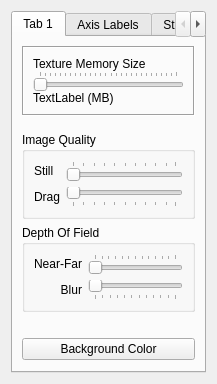
The window that drishti/preferenceswidget.ui (nci/drishti) describes before a commit, drawn with Qt 5.
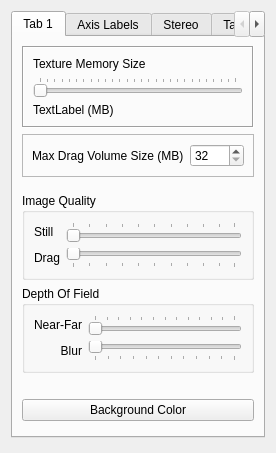
The same window after the commit.

Commit message: figuring out actual memory usage

Diff of the .ui file:
```diff
--- a/drishti/preferenceswidget.ui
+++ b/drishti/preferenceswidget.ui
@@ -7,7 +7,7 @@
     <x>0</x>
     <y>0</y>
     <width>201</width>
-    <height>376</height>
+    <height>453</height>
    </rect>
   </property>
   <property name="sizePolicy">
@@ -33,191 +33,6 @@
        <string>Tab 1</string>
       </attribute>
       <layout class="QGridLayout" name="gridLayout_3">
-       <item row="1" column="0">
-        <spacer>
-         <property name="orientation">
-          <enum>Qt::Vertical</enum>
-         </property>
-         <property name="sizeType">
-          <enum>QSizePolicy::Minimum</enum>
-         </property>
-         <property name="sizeHint" stdset="0">
-          <size>
-           <width>20</width>
-           <height>10</height>
-          </size>
-         </property>
-        </spacer>
-       </item>
-       <item row="2" column="0">
-        <widget class="QGroupBox" name="groupBox_2">
-         <property name="title">
-          <string>Image Quality</string>
-         </property>
-         <property name="checkable">
-          <bool>false</bool>
-         </property>
-         <layout class="QGridLayout">
-          <item row="1" column="1">
-           <widget class="QSlider" name="m_drag">
-            <property name="toolTip">
-             <string>&lt;!DOCTYPE HTML PUBLIC &quot;-//W3C//DTD HTML 4.0//EN&quot; &quot;http://www.w3.org/TR/REC-html40/strict.dtd&quot;&gt;
-&lt;html&gt;&lt;head&gt;&lt;meta name=&quot;qrichtext&quot; content=&quot;1&quot; /&gt;&lt;style type=&quot;text/css&quot;&gt;
-p, li { white-space: pre-wrap; }
-&lt;/style&gt;&lt;/head&gt;&lt;body style=&quot; font-family:'MS Shell Dlg 2'; font-size:8.25pt; font-weight:400; font-style:normal;&quot;&gt;
-&lt;p style=&quot; margin-top:0px; margin-bottom:0px; margin-left:0px; margin-right:0px; -qt-block-indent:0; text-indent:0px;&quot;&gt;&lt;span style=&quot; font-size:12pt;&quot;&gt;This control determines image quality when in fast draw mode of rendering.  Fast draw mode is activated when mouse is dragged with a mouse button depressed.&lt;/span&gt;&lt;/p&gt;
-&lt;p style=&quot;-qt-paragraph-type:empty; margin-top:0px; margin-bottom:0px; margin-left:0px; margin-right:0px; -qt-block-indent:0; text-indent:0px; font-size:12pt;&quot;&gt;&lt;/p&gt;
-&lt;p style=&quot; margin-top:0px; margin-bottom:0px; margin-left:0px; margin-right:0px; -qt-block-indent:0; text-indent:0px; font-size:12pt;&quot;&gt;The slider position is used to calculate number of interpolated samples per voxel.  Higher the number of samples better is the image quality.&lt;/p&gt;
-&lt;p style=&quot;-qt-paragraph-type:empty; margin-top:0px; margin-bottom:0px; margin-left:0px; margin-right:0px; -qt-block-indent:0; text-indent:0px; font-size:12pt;&quot;&gt;&lt;/p&gt;
-&lt;p style=&quot; margin-top:0px; margin-bottom:0px; margin-left:0px; margin-right:0px; -qt-block-indent:0; text-indent:0px; font-size:12pt;&quot;&gt;Set the slider position to a smaller value in order to maintain interactivity.  Image will be drawn with smaller number of samples, in turn boosting the rendering speed.  The image quality will degrade for lower values.&lt;/p&gt;&lt;/body&gt;&lt;/html&gt;</string>
-            </property>
-            <property name="orientation">
-             <enum>Qt::Horizontal</enum>
-            </property>
-            <property name="tickPosition">
-             <enum>QSlider::TicksBelow</enum>
-            </property>
-           </widget>
-          </item>
-          <item row="0" column="0">
-           <widget class="QLabel" name="label_6">
-            <property name="text">
-             <string>Still</string>
-            </property>
-           </widget>
-          </item>
-          <item row="1" column="0">
-           <widget class="QLabel" name="label_7">
-            <property name="text">
-             <string>Drag</string>
-            </property>
-           </widget>
-          </item>
-          <item row="0" column="1">
-           <widget class="QSlider" name="m_still">
-            <property name="toolTip">
-             <string>&lt;!DOCTYPE HTML PUBLIC &quot;-//W3C//DTD HTML 4.0//EN&quot; &quot;http://www.w3.org/TR/REC-html40/strict.dtd&quot;&gt;
-&lt;html&gt;&lt;head&gt;&lt;meta name=&quot;qrichtext&quot; content=&quot;1&quot; /&gt;&lt;style type=&quot;text/css&quot;&gt;
-p, li { white-space: pre-wrap; }
-&lt;/style&gt;&lt;/head&gt;&lt;body style=&quot; font-family:'MS Shell Dlg 2'; font-size:8.25pt; font-weight:400; font-style:normal;&quot;&gt;
-&lt;p style=&quot; margin-top:0px; margin-bottom:0px; margin-left:0px; margin-right:0px; -qt-block-indent:0; text-indent:0px; font-size:8pt;&quot;&gt;&lt;span style=&quot; font-size:12pt;&quot;&gt;This control determines image quality when in still mode of rendering.  Still mode of rendering is active when mouse is not dragged.&lt;/span&gt;&lt;/p&gt;
-&lt;p style=&quot;-qt-paragraph-type:empty; margin-top:0px; margin-bottom:0px; margin-left:0px; margin-right:0px; -qt-block-indent:0; text-indent:0px; font-size:12pt;&quot;&gt;&lt;/p&gt;
-&lt;p style=&quot; margin-top:0px; margin-bottom:0px; margin-left:0px; margin-right:0px; -qt-block-indent:0; text-indent:0px; font-size:12pt;&quot;&gt;The slider position is used to calculate number of interpolated samples per voxel.  Higher the number of samples better is the image quality.&lt;/p&gt;
-&lt;p style=&quot;-qt-paragraph-type:empty; margin-top:0px; margin-bottom:0px; margin-left:0px; margin-right:0px; -qt-block-indent:0; text-indent:0px; font-size:12pt;&quot;&gt;&lt;/p&gt;
-&lt;p style=&quot; margin-top:0px; margin-bottom:0px; margin-left:0px; margin-right:0px; -qt-block-indent:0; text-indent:0px; font-size:12pt;&quot;&gt;Image rendering might become slower for higher values.&lt;/p&gt;&lt;/body&gt;&lt;/html&gt;</string>
-            </property>
-            <property name="orientation">
-             <enum>Qt::Horizontal</enum>
-            </property>
-            <property name="tickPosition">
-             <enum>QSlider::TicksAbove</enum>
-            </property>
-           </widget>
-          </item>
-         </layout>
-        </widget>
-       </item>
-       <item row="3" column="0">
-        <widget class="QGroupBox" name="groupBox_3">
-         <property name="title">
-          <string>Depth Of Field</string>
-         </property>
-         <layout class="QGridLayout" name="gridLayout">
-          <item row="0" column="0">
-           <widget class="QLabel" name="label_13">
-            <property name="text">
-             <string>Near-Far</string>
-            </property>
-            <property name="alignment">
-             <set>Qt::AlignRight|Qt::AlignTrailing|Qt::AlignVCenter</set>
-            </property>
-           </widget>
-          </item>
-          <item row="1" column="1">
-           <widget class="QSlider" name="m_dofBlur">
-            <property name="maximum">
-             <number>11</number>
-            </property>
-            <property name="pageStep">
-             <number>1</number>
-            </property>
-            <property name="orientation">
-             <enum>Qt::Horizontal</enum>
-            </property>
-            <property name="tickPosition">
-             <enum>QSlider::TicksBelow</enum>
-            </property>
-           </widget>
-          </item>
-          <item row="1" column="0">
-           <widget class="QLabel" name="label_14">
-            <property name="text">
-             <string>Blur</string>
-            </property>
-            <property name="alignment">
-             <set>Qt::AlignRight|Qt::AlignTrailing|Qt::AlignVCenter</set>
-            </property>
-           </widget>
-          </item>
-          <item row="0" column="1">
-           <widget class="QSlider" name="m_dofNearFar">
-            <property name="maximum">
-             <number>120</number>
-            </property>
-            <property name="orientation">
-             <enum>Qt::Horizontal</enum>
-            </property>
-            <property name="tickPosition">
-             <enum>QSlider::TicksAbove</enum>
-            </property>
-           </widget>
-          </item>
-         </layout>
-        </widget>
-       </item>
-       <item row="4" column="0">
-        <spacer>
-         <property name="orientation">
-          <enum>Qt::Vertical</enum>
-         </property>
-         <property name="sizeType">
-          <enum>QSizePolicy::Minimum</enum>
-         </property>
-         <property name="sizeHint" stdset="0">
-          <size>
-           <width>20</width>
-           <height>20</height>
-          </size>
-         </property>
-        </spacer>
-       </item>
-       <item row="5" column="0">
-        <widget class="QPushButton" name="m_bgcolor">
-         <property name="toolTip">
-          <string>&lt;!DOCTYPE HTML PUBLIC &quot;-//W3C//DTD HTML 4.0//EN&quot; &quot;http://www.w3.org/TR/REC-html40/strict.dtd&quot;&gt;
-&lt;html&gt;&lt;head&gt;&lt;meta name=&quot;qrichtext&quot; content=&quot;1&quot; /&gt;&lt;style type=&quot;text/css&quot;&gt;
-p, li { white-space: pre-wrap; }
-&lt;/style&gt;&lt;/head&gt;&lt;body style=&quot; font-family:'MS Shell Dlg 2'; font-size:8.25pt; font-weight:400; font-style:normal;&quot;&gt;
-&lt;p style=&quot; margin-top:0px; margin-bottom:0px; margin-left:0px; margin-right:0px; -qt-block-indent:0; text-indent:0px;&quot;&gt;&lt;span style=&quot; font-size:12pt;&quot;&gt;Change background colour.  Default is black.&lt;/span&gt;&lt;/p&gt;&lt;/body&gt;&lt;/html&gt;</string>
-         </property>
-         <property name="text">
-          <string>Background Color</string>
-         </property>
-        </widget>
-       </item>
-       <item row="6" column="0">
-        <spacer>
-         <property name="orientation">
-          <enum>Qt::Vertical</enum>
-         </property>
-         <property name="sizeHint" stdset="0">
-          <size>
-           <width>20</width>
-           <height>40</height>
-          </size>
-         </property>
-        </spacer>
-       </item>
        <item row="0" column="0">
         <widget class="QFrame" name="frame">
          <property name="frameShape">
@@ -233,9 +48,6 @@
           <number>0</number>
          </property>
          <layout class="QGridLayout" name="gridLayout_2">
-          <property name="verticalSpacing">
-           <number>0</number>
-          </property>
           <item row="0" column="0">
            <widget class="QLabel" name="label_10">
             <property name="toolTip">
@@ -258,6 +70,34 @@
             </property>
            </widget>
           </item>
+          <item row="1" column="0">
+           <widget class="QSlider" name="textureMemorySize">
+            <property name="minimum">
+             <number>1</number>
+            </property>
+            <property name="maximum">
+             <number>136</number>
+            </property>
+            <property name="pageStep">
+             <number>10</number>
+            </property>
+            <property name="value">
+             <number>1</number>
+            </property>
+            <property name="sliderPosition">
+             <number>1</number>
+            </property>
+            <property name="orientation">
+             <enum>Qt::Horizontal</enum>
+            </property>
+            <property name="tickPosition">
+             <enum>QSlider::TicksAbove</enum>
+            </property>
+            <property name="tickInterval">
+             <number>5</number>
+            </property>
+           </widget>
+          </item>
           <item row="2" column="0">
            <widget class="QLabel" name="texMemLabel">
             <property name="text">
@@ -274,37 +114,229 @@
             </property>
            </widget>
           </item>
-          <item row="1" column="0">
-           <widget class="QSlider" name="m_textureMemorySize">
-            <property name="minimum">
-             <number>1</number>
+         </layout>
+        </widget>
+       </item>
+       <item row="11" column="0">
+        <widget class="QGroupBox" name="groupBox_3">
+         <property name="title">
+          <string>Depth Of Field</string>
+         </property>
+         <layout class="QGridLayout" name="gridLayout">
+          <item row="0" column="0">
+           <widget class="QLabel" name="label_13">
+            <property name="text">
+             <string>Near-Far</string>
             </property>
+            <property name="alignment">
+             <set>Qt::AlignRight|Qt::AlignTrailing|Qt::AlignVCenter</set>
+            </property>
+           </widget>
+          </item>
+          <item row="1" column="1">
+           <widget class="QSlider" name="m_dofBlur">
             <property name="maximum">
-             <number>136</number>
+             <number>11</number>
             </property>
             <property name="pageStep">
-             <number>10</number>
-            </property>
-            <property name="value">
              <number>1</number>
             </property>
-            <property name="sliderPosition">
-             <number>1</number>
+            <property name="orientation">
+             <enum>Qt::Horizontal</enum>
             </property>
+            <property name="tickPosition">
+             <enum>QSlider::TicksBelow</enum>
+            </property>
+           </widget>
+          </item>
+          <item row="1" column="0">
+           <widget class="QLabel" name="label_14">
+            <property name="text">
+             <string>Blur</string>
+            </property>
+            <property name="alignment">
+             <set>Qt::AlignRight|Qt::AlignTrailing|Qt::AlignVCenter</set>
+            </property>
+           </widget>
+          </item>
+          <item row="0" column="1">
+           <widget class="QSlider" name="m_dofNearFar">
+            <property name="maximum">
+             <number>120</number>
+            </property>
             <property name="orientation">
              <enum>Qt::Horizontal</enum>
             </property>
             <property name="tickPosition">
              <enum>QSlider::TicksAbove</enum>
             </property>
-            <property name="tickInterval">
-             <number>5</number>
+           </widget>
+          </item>
+         </layout>
+        </widget>
+       </item>
+       <item row="10" column="0">
+        <widget class="QGroupBox" name="groupBox_2">
+         <property name="title">
+          <string>Image Quality</string>
+         </property>
+         <property name="checkable">
+          <bool>false</bool>
+         </property>
+         <layout class="QGridLayout">
+          <item row="1" column="1">
+           <widget class="QSlider" name="m_drag">
+            <property name="toolTip">
+             <string>&lt;!DOCTYPE HTML PUBLIC &quot;-//W3C//DTD HTML 4.0//EN&quot; &quot;http://www.w3.org/TR/REC-html40/strict.dtd&quot;&gt;
+&lt;html&gt;&lt;head&gt;&lt;meta name=&quot;qrichtext&quot; content=&quot;1&quot; /&gt;&lt;style type=&quot;text/css&quot;&gt;
+p, li { white-space: pre-wrap; }
+&lt;/style&gt;&lt;/head&gt;&lt;body style=&quot; font-family:'MS Shell Dlg 2'; font-size:8.25pt; font-weight:400; font-style:normal;&quot;&gt;
+&lt;p style=&quot; margin-top:0px; margin-bottom:0px; margin-left:0px; margin-right:0px; -qt-block-indent:0; text-indent:0px;&quot;&gt;&lt;span style=&quot; font-size:12pt;&quot;&gt;This control determines image quality when in fast draw mode of rendering.  Fast draw mode is activated when mouse is dragged with a mouse button depressed.&lt;/span&gt;&lt;/p&gt;
+&lt;p style=&quot;-qt-paragraph-type:empty; margin-top:0px; margin-bottom:0px; margin-left:0px; margin-right:0px; -qt-block-indent:0; text-indent:0px; font-size:12pt;&quot;&gt;&lt;/p&gt;
+&lt;p style=&quot; margin-top:0px; margin-bottom:0px; margin-left:0px; margin-right:0px; -qt-block-indent:0; text-indent:0px; font-size:12pt;&quot;&gt;The slider position is used to calculate number of interpolated samples per voxel.  Higher the number of samples better is the image quality.&lt;/p&gt;
+&lt;p style=&quot;-qt-paragraph-type:empty; margin-top:0px; margin-bottom:0px; margin-left:0px; margin-right:0px; -qt-block-indent:0; text-indent:0px; font-size:12pt;&quot;&gt;&lt;/p&gt;
+&lt;p style=&quot; margin-top:0px; margin-bottom:0px; margin-left:0px; margin-right:0px; -qt-block-indent:0; text-indent:0px; font-size:12pt;&quot;&gt;Set the slider position to a smaller value in order to maintain interactivity.  Image will be drawn with smaller number of samples, in turn boosting the rendering speed.  The image quality will degrade for lower values.&lt;/p&gt;&lt;/body&gt;&lt;/html&gt;</string>
             </property>
+            <property name="orientation">
+             <enum>Qt::Horizontal</enum>
+            </property>
+            <property name="tickPosition">
+             <enum>QSlider::TicksBelow</enum>
+            </property>
            </widget>
           </item>
+          <item row="0" column="0">
+           <widget class="QLabel" name="label_6">
+            <property name="text">
+             <string>Still</string>
+            </property>
+           </widget>
+          </item>
+          <item row="1" column="0">
+           <widget class="QLabel" name="label_7">
+            <property name="text">
+             <string>Drag</string>
+            </property>
+           </widget>
+          </item>
+          <item row="0" column="1">
+           <widget class="QSlider" name="m_still">
+            <property name="toolTip">
+             <string>&lt;!DOCTYPE HTML PUBLIC &quot;-//W3C//DTD HTML 4.0//EN&quot; &quot;http://www.w3.org/TR/REC-html40/strict.dtd&quot;&gt;
+&lt;html&gt;&lt;head&gt;&lt;meta name=&quot;qrichtext&quot; content=&quot;1&quot; /&gt;&lt;style type=&quot;text/css&quot;&gt;
+p, li { white-space: pre-wrap; }
+&lt;/style&gt;&lt;/head&gt;&lt;body style=&quot; font-family:'MS Shell Dlg 2'; font-size:8.25pt; font-weight:400; font-style:normal;&quot;&gt;
+&lt;p style=&quot; margin-top:0px; margin-bottom:0px; margin-left:0px; margin-right:0px; -qt-block-indent:0; text-indent:0px; font-size:8pt;&quot;&gt;&lt;span style=&quot; font-size:12pt;&quot;&gt;This control determines image quality when in still mode of rendering.  Still mode of rendering is active when mouse is not dragged.&lt;/span&gt;&lt;/p&gt;
+&lt;p style=&quot;-qt-paragraph-type:empty; margin-top:0px; margin-bottom:0px; margin-left:0px; margin-right:0px; -qt-block-indent:0; text-indent:0px; font-size:12pt;&quot;&gt;&lt;/p&gt;
+&lt;p style=&quot; margin-top:0px; margin-bottom:0px; margin-left:0px; margin-right:0px; -qt-block-indent:0; text-indent:0px; font-size:12pt;&quot;&gt;The slider position is used to calculate number of interpolated samples per voxel.  Higher the number of samples better is the image quality.&lt;/p&gt;
+&lt;p style=&quot;-qt-paragraph-type:empty; margin-top:0px; margin-bottom:0px; margin-left:0px; margin-right:0px; -qt-block-indent:0; text-indent:0px; font-size:12pt;&quot;&gt;&lt;/p&gt;
+&lt;p style=&quot; margin-top:0px; margin-bottom:0px; margin-left:0px; margin-right:0px; -qt-block-indent:0; text-indent:0px; font-size:12pt;&quot;&gt;Image rendering might become slower for higher values.&lt;/p&gt;&lt;/body&gt;&lt;/html&gt;</string>
+            </property>
+            <property name="orientation">
+             <enum>Qt::Horizontal</enum>
+            </property>
+            <property name="tickPosition">
+             <enum>QSlider::TicksAbove</enum>
+            </property>
+           </widget>
+          </item>
          </layout>
         </widget>
        </item>
+       <item row="12" column="0">
+        <spacer>
+         <property name="orientation">
+          <enum>Qt::Vertical</enum>
+         </property>
+         <property name="sizeType">
+          <enum>QSizePolicy::Minimum</enum>
+         </property>
+         <property name="sizeHint" stdset="0">
+          <size>
+           <width>20</width>
+           <height>20</height>
+          </size>
+         </property>
+        </spacer>
+       </item>
+       <item row="14" column="0">
+        <spacer>
+         <property name="orientation">
+          <enum>Qt::Vertical</enum>
+         </property>
+         <property name="sizeHint" stdset="0">
+          <size>
+           <width>20</width>
+           <height>40</height>
+          </size>
+         </property>
+        </spacer>
+       </item>
+       <item row="13" column="0">
+        <widget class="QPushButton" name="m_bgcolor">
+         <property name="toolTip">
+          <string>&lt;!DOCTYPE HTML PUBLIC &quot;-//W3C//DTD HTML 4.0//EN&quot; &quot;http://www.w3.org/TR/REC-html40/strict.dtd&quot;&gt;
+&lt;html&gt;&lt;head&gt;&lt;meta name=&quot;qrichtext&quot; content=&quot;1&quot; /&gt;&lt;style type=&quot;text/css&quot;&gt;
+p, li { white-space: pre-wrap; }
+&lt;/style&gt;&lt;/head&gt;&lt;body style=&quot; font-family:'MS Shell Dlg 2'; font-size:8.25pt; font-weight:400; font-style:normal;&quot;&gt;
+&lt;p style=&quot; margin-top:0px; margin-bottom:0px; margin-left:0px; margin-right:0px; -qt-block-indent:0; text-indent:0px;&quot;&gt;&lt;span style=&quot; font-size:12pt;&quot;&gt;Change background colour.  Default is black.&lt;/span&gt;&lt;/p&gt;&lt;/body&gt;&lt;/html&gt;</string>
+         </property>
+         <property name="text">
+          <string>Background Color</string>
+         </property>
+        </widget>
+       </item>
+       <item row="2" column="0">
+        <widget class="QFrame" name="frame_2">
+         <property name="frameShape">
+          <enum>QFrame::StyledPanel</enum>
+         </property>
+         <property name="frameShadow">
+          <enum>QFrame::Raised</enum>
+         </property>
+         <layout class="QHBoxLayout" name="horizontalLayout">
+          <item>
+           <widget class="QLabel" name="label_12">
+            <property name="text">
+             <string>Max Drag Volume Size (MB)</string>
+            </property>
+           </widget>
+          </item>
+          <item>
+           <widget class="QSpinBox" name="maxDragVolSize">
+            <property name="minimum">
+             <number>32</number>
+            </property>
+            <property name="maximum">
+             <number>1024</number>
+            </property>
+            <property name="singleStep">
+             <number>1</number>
+            </property>
+            <property name="stepType">
+             <enum>QAbstractSpinBox::DefaultStepType</enum>
+            </property>
+           </widget>
+          </item>
+         </layout>
+        </widget>
+       </item>
+       <item row="9" column="0">
+        <spacer>
+         <property name="orientation">
+          <enum>Qt::Vertical</enum>
+         </property>
+         <property name="sizeType">
+          <enum>QSizePolicy::Minimum</enum>
+         </property>
+         <property name="sizeHint" stdset="0">
+          <size>
+           <width>20</width>
+           <height>10</height>
+          </size>
+         </property>
+        </spacer>
+       </item>
       </layout>
      </widget>
      <widget class="QWidget" name="tab_2">
```
The commit also changes 12 other files.
